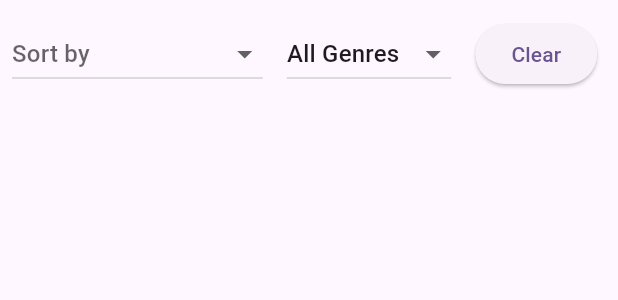
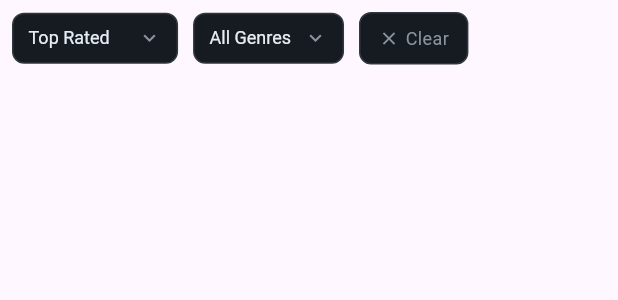
Before and after one commit to Kszlufik/FinalProject, a Flutter app: the FiltersBar widget shown alone on an empty page, opened directly with empty values, on a phone screen of 412 x 824 dp. Shown: the top 300 px of the screen. Run offline on Flutter 3.47's test engine with Material 3 defaults, Android fonts, the phone set to English and light mode, and no system bars; our stand-ins replace cloud_firestore, cloud_functions, firebase_auth, firebase_core, shared_preferences; accounts and stored records are empty; network calls fail.

Commit message:
fix mobile layout overflow on narrow screens

```diff
--- a/lib/widgets/filters_bar.dart
+++ b/lib/widgets/filters_bar.dart
@@ -18,15 +18,19 @@ class FiltersBar extends StatelessWidget {
 
   @override
   Widget build(BuildContext context) {
-    // We implement sorting options
+     const _accent = Color(0xFF00E5FF);
+     const _surface = Color(0xFF161B22);
+     const _textSecondary = Color(0xFF8B949E);
+     const _border = Color(0xFF30363D);
+     const _bg = Color(0xFF0D1117);
+
     final sortOptions = <String, String>{
-      '-rating': 'Rating High → Low',
-      'rating': 'Rating Low → High',
-      '-released': 'Release New → Old',
-      'released': 'Release Old → New',
+      '-rating': 'Top Rated',
+      'rating': 'Lowest Rated',
+      '-released': 'Newest First',
+      'released': 'Oldest First',
     };
 
-    // genere options
     final genreOptions = <String, String>{
       '': 'All Genres',
       '4': 'Action',
@@ -45,51 +49,88 @@ class FiltersBar extends StatelessWidget {
       '13': 'Educational',
     };
 
-    return Padding(
-      padding: const EdgeInsets.symmetric(vertical: 12.0, horizontal: 8.0),
+    return SingleChildScrollView(
+      scrollDirection: Axis.horizontal,
+      padding: const EdgeInsets.symmetric(vertical: 8, horizontal: 8),
       child: Row(
         children: [
-          // sort dropdown
-          DropdownButton<String>(
-            value: sortOptions.containsKey(sortBy) ? sortBy : null,
-            hint: const Text('Sort by'),
-            items: sortOptions.entries
-                .map(
-                  (e) => DropdownMenuItem(
-                    value: e.key,
-                    child: Text(e.value),
-                  ),
-                )
-                .toList(),
+          // Sort dropdown
+          _buildDropdown<String>(
+            value: sortOptions.containsKey(sortBy) ? sortBy : '-rating',
+            items: sortOptions,
             onChanged: onSortChange,
+            icon: Icons.sort,
           ),
+          const SizedBox(width: 10),
 
-          const SizedBox(width: 16),
+          // Genre dropdown
+          _buildDropdown<String>(
+            value: genreOptions.containsKey(genre) ? genre : '',
+            items: genreOptions,
+            onChanged: onGenreChange,
+            icon: Icons.category_outlined,
+          ),
+          const SizedBox(width: 10),
 
-          // genre dropdown
-          DropdownButton<String>(
-            value: genreOptions.containsKey(genre) ? genre : '',
-            hint: const Text('Genre'),
-            items: genreOptions.entries
-                .map(
-                  (e) => DropdownMenuItem(
-                    value: e.key,
-                    child: Text(e.value),
-                  ),
-                )
-                .toList(),
-            onChanged: onGenreChange,
-          ),
-
-          const SizedBox(width: 16),
-
-          // clear Filters Button
-          ElevatedButton(
-            onPressed: onClearFilters,
-            child: const Text('Clear'),
+          // Clear button
+          GestureDetector(
+            onTap: onClearFilters,
+            child: Container(
+              padding: const EdgeInsets.symmetric(horizontal: 12, vertical: 8),
+              decoration: BoxDecoration(
+                color: _surface,
+                borderRadius: BorderRadius.circular(8),
+                border: Border.all(color: _border),
+              ),
+              child: Row(
+                mainAxisSize: MainAxisSize.min,
+                children: const [
+                  Icon(Icons.clear, color: _textSecondary, size: 14),
+                  SizedBox(width: 4),
+                  Text('Clear', style: TextStyle(color: _textSecondary, fontSize: 12)),
+                ],
+              ),
+            ),
           ),
         ],
       ),
     );
   }
+
+  Widget _buildDropdown<T>({
+    required T value,
+    required Map<T, String> items,
+    required Function(T?) onChanged,
+    required IconData icon,
+  }) {
+    const _accent = Color(0xFF00E5FF);
+    const _surface = Color(0xFF161B22);
+    const _textPrimary = Color(0xFFE6EDF3);
+    const _textSecondary = Color(0xFF8B949E);
+    const _border = Color(0xFF30363D);
+    const _bg = Color(0xFF0D1117);
+
+    return Container(
+      padding: const EdgeInsets.symmetric(horizontal: 10, vertical: 4),
+      decoration: BoxDecoration(
+        color: _surface,
+        borderRadius: BorderRadius.circular(8),
+        border: Border.all(color: _border),
+      ),
+      child: DropdownButtonHideUnderline(
+        child: DropdownButton<T>(
+          value: value,
+          dropdownColor: _surface,
+          style: const TextStyle(color: _textPrimary, fontSize: 12),
+          icon: const Icon(Icons.keyboard_arrow_down, color: _textSecondary, size: 16),
+          isDense: true,
+          items: items.entries.map((e) => DropdownMenuItem<T>(
+            value: e.key,
+            child: Text(e.value, style: const TextStyle(color: _textPrimary, fontSize: 12)),
+          )).toList(),
+          onChanged: onChanged,
+        ),
+      ),
+    );
+  }
 }
```
Also changed, not shown: lib/screens/home_screen.dart (+17 -18 lines), lib/screens/login_screen.dart (+12 -31 lines), lib/screens/sign_up_screen.dart (+10 -10 lines), 1 other file.
